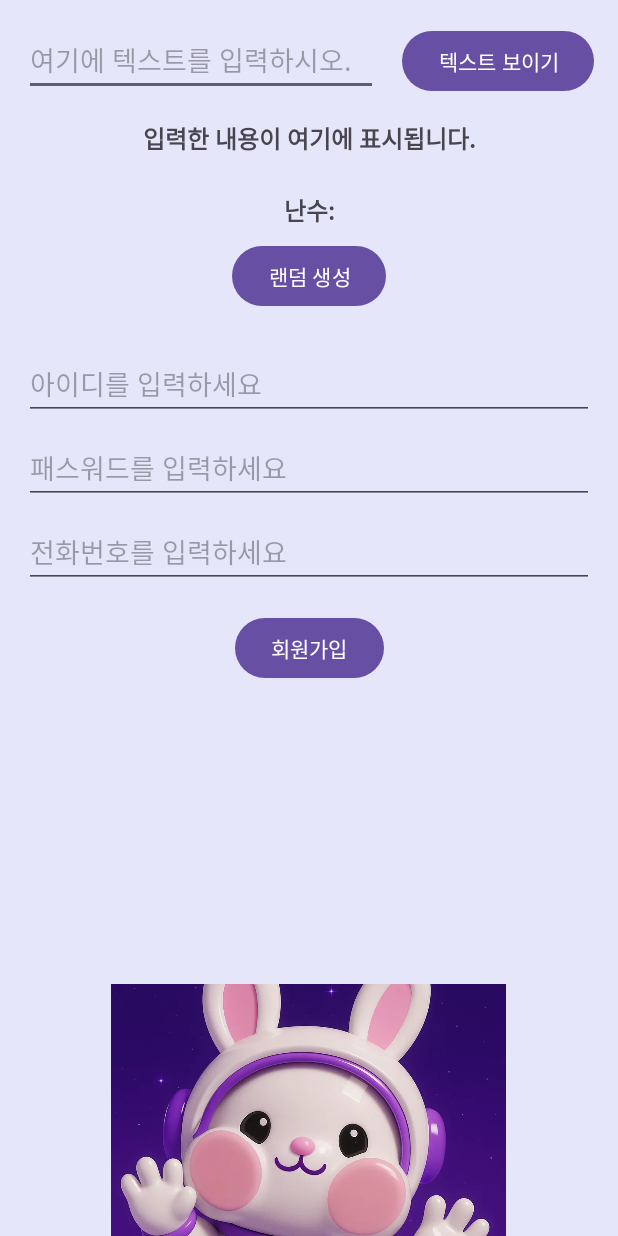
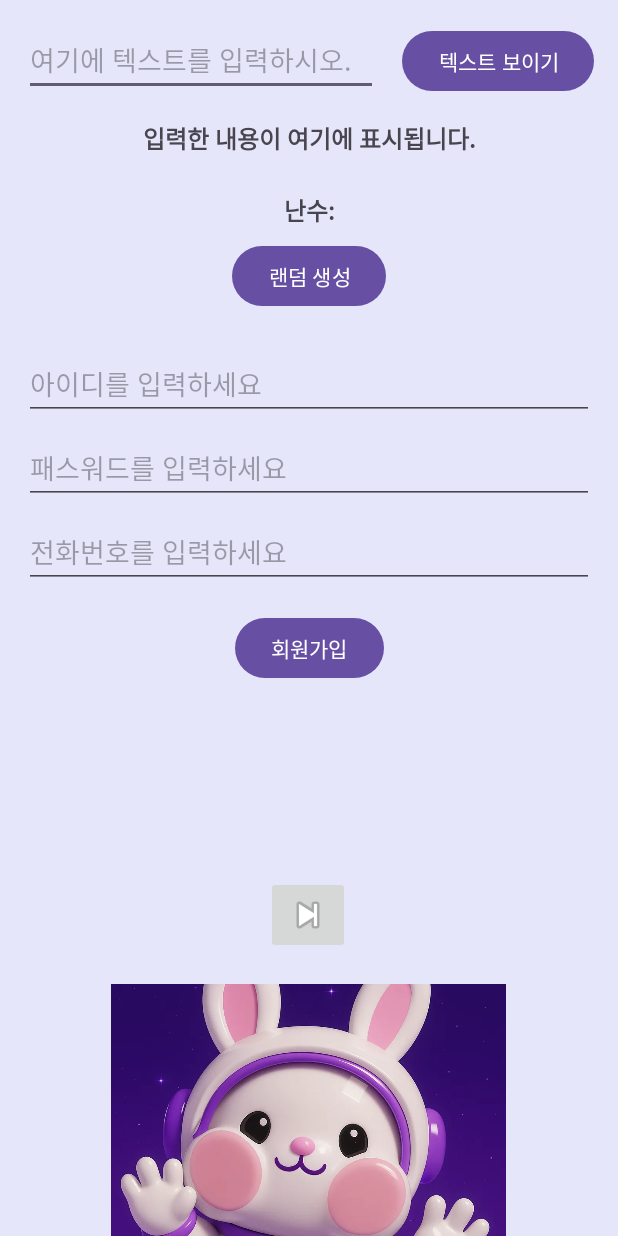
Before and after one commit to HSH-11/MobileProgramming, an Android app: the screen it shows after launch (MainActivity), on a phone screen of 412 x 824 dp. Run offline under Robolectric (Android 15) with nearby library versions, the phone set to English and light mode, and no system bars.

Commit message:
ImageButton

```diff
--- a/app/src/main/java/com/example/hello/MainActivity.java
+++ b/app/src/main/java/com/example/hello/MainActivity.java
@@ -5,6 +5,7 @@ import android.net.Uri;
 import android.os.Bundle;
 import android.view.View;
 import android.widget.EditText;
+import android.widget.ImageButton;
 import android.widget.ImageView;
 import android.widget.TextView;
 
@@ -31,6 +32,8 @@ public class MainActivity extends AppCompatActivity {
 
     private int scaleTypeIndex = 0;
 
+    ImageButton button;
+
 
     @Override
     protected void onCreate(Bundle savedInstanceState) { // 애플리케이션이 이전에 실행되었던 상태 전달
@@ -47,6 +50,7 @@ public class MainActivity extends AppCompatActivity {
         textViewUserInfo = findViewById(R.id.textViewUserInfo);
 
         imageView = findViewById(R.id.imageView);
+        button = findViewById(R.id.imageButton);
 
         ViewCompat.setOnApplyWindowInsetsListener(findViewById(R.id.main), (v, insets) -> {
             Insets systemBars = insets.getInsets(WindowInsetsCompat.Type.systemBars());
@@ -105,4 +109,8 @@ public class MainActivity extends AppCompatActivity {
         imageView.setAlpha(alpha);
     }
 
+    public void setImage(View view){
+        imageView.setImageResource(R.drawable.itkong2);
+    }
+
 }
--- a/app/src/main/res/layout/activity_main.xml
+++ b/app/src/main/res/layout/activity_main.xml
@@ -171,6 +171,18 @@
         app:layout_constraintStart_toStartOf="parent"
         app:layout_constraintTop_toTopOf="parent" />
 
+    <ImageButton
+        android:id="@+id/imageButton"
+        android:layout_width="wrap_content"
+        android:layout_height="wrap_content"
+        android:layout_marginTop="584dp"
+        android:onClick="setImage"
+        app:layout_constraintEnd_toEndOf="parent"
+        app:layout_constraintHorizontal_bias="0.498"
+        app:layout_constraintStart_toStartOf="parent"
+        app:layout_constraintTop_toTopOf="parent"
+        app:srcCompat="@android:drawable/ic_media_next" />
+
     <Button
         android:layout_width="wrap_content"
         android:layout_height="wrap_content"
```
Also changed, not shown: app/src/main/res/drawable/change.png (added), app/src/main/res/drawable/itkong2.png (added).
